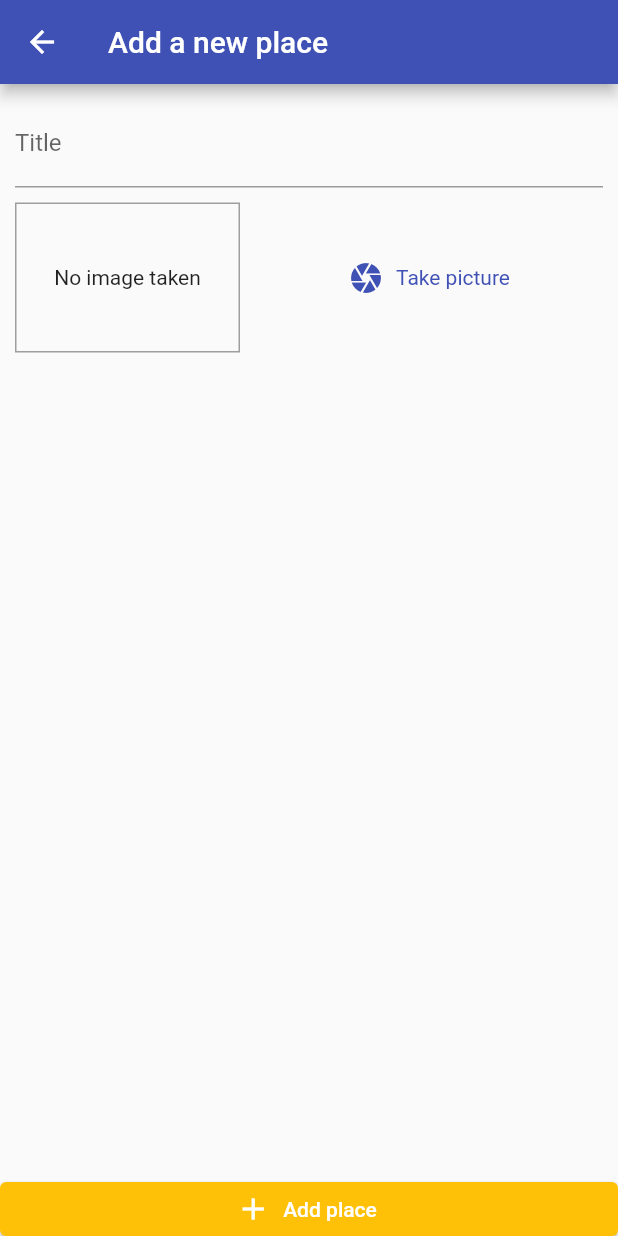
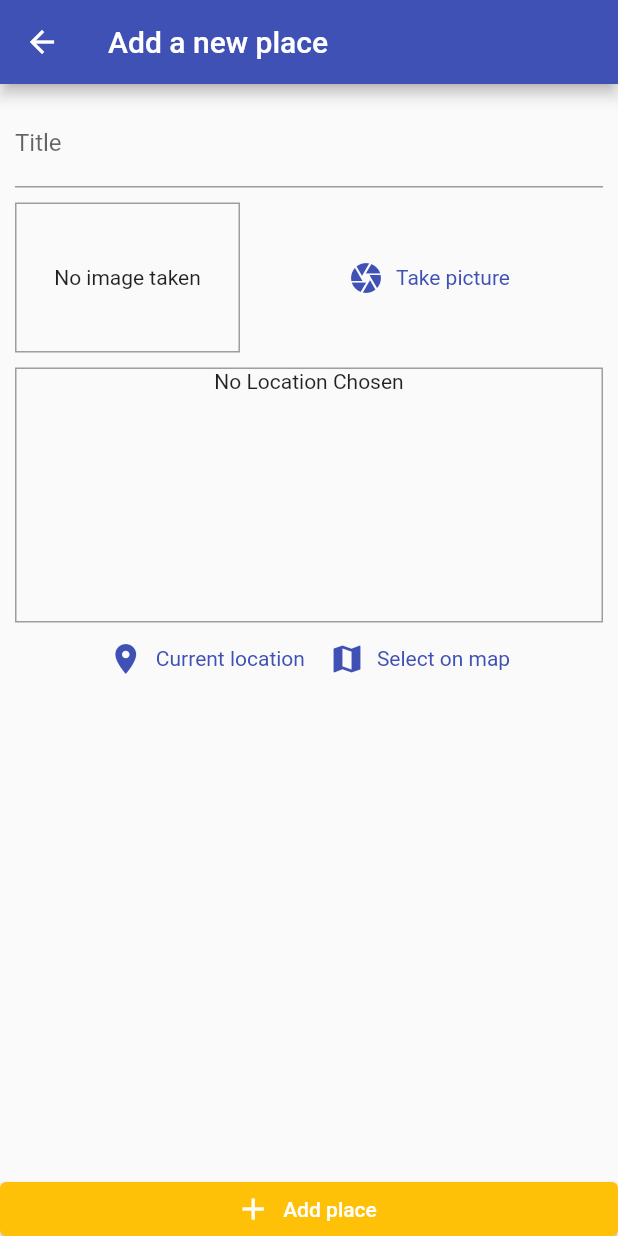
Before and after one commit to trlong357/great_places_app, a Flutter app: the AddPlaceScreen screen opened by its route, on a phone screen of 412 x 824 dp. Run offline on Flutter 3.47's test engine with Material 2 defaults, Android fonts, the phone set to English and light mode, and no system bars; our stand-ins replace google_maps_flutter, image_picker, location, sqflite; accounts and stored records are empty.

Commit message:
working with google maps

```diff
--- a/lib/helpers/db_helper.dart
+++ b/lib/helpers/db_helper.dart
@@ -8,7 +8,7 @@ class DBHelper {
       path.join(dbPath, 'places.db'),
       onCreate: ((db, version) {
         return db.execute(
-            'CREATE TABLE user_places(id TEXT PRIMARY KEY, title TEXT,image TEXT)');
+            'CREATE TABLE user_places(id TEXT PRIMARY KEY, title TEXT,image TEXT, loc_lat REAL, loc_lng REAL, address TEXT)');
       }),
       version: 1,
     );
--- /dev/null
+++ b/lib/helpers/location_helper.dart
@@ -0,0 +1,22 @@
+import 'dart:convert';
+
+import 'package:http/http.dart' as http;
+
+const GOOGLE_API_KEY = 'AIzaSyArLNIul4F9cY8n7DEAlT8gzuLFwz38SJ0';
+
+class LocationHelpder {
+  static String generateLocationPreviewImage({
+    required double latitude,
+    required double longitude,
+  }) {
+    return 'https://maps.googleapis.com/maps/api/staticmap?center=$latitude,$longitude&zoom=16&size=600x300&maptype=roadmap&markers=color:red%7Clabel:C%7C$latitude,$longitude&key=$GOOGLE_API_KEY';
+  }
+
+  static Future<String> getPlaceAddress(double lat, double lng) async {
+    final url = Uri.parse(
+      'https://maps.googleapis.com/maps/api/geocode/json?latlng=$lat,$lng&key=$GOOGLE_API_KEY',
+    );
+    final response = await http.get(url);
+    return json.decode(response.body)['results'][0]['formatted_address'];
+  }
+}
--- a/lib/models/place.dart
+++ b/lib/models/place.dart
@@ -5,7 +5,7 @@ class PlaceLocation {
   final double longitude;
   final String? address;
 
-  PlaceLocation(
+  const PlaceLocation(
       {required this.latitude, required this.longitude, this.address});
 }
 
--- a/lib/screens/add_place_screen.dart
+++ b/lib/screens/add_place_screen.dart
@@ -6,6 +6,9 @@ import 'package:provider/provider.dart';
 import '../providers/great_places.dart';
 
 import '../widgets/image_input.dart';
+import '../widgets/location_input.dart';
+
+import '../models/place.dart';
 
 class AddPlaceScreen extends StatefulWidget {
   const AddPlaceScreen({Key? key}) : super(key: key);
@@ -18,17 +21,24 @@ class AddPlaceScreen extends StatefulWidget {
 class _AddPlaceScreenState extends State<AddPlaceScreen> {
   final _titleController = TextEditingController();
   File? _pickedImage;
+  PlaceLocation? _pickedLocation;
 
   void _selectImage(File pickedImage) {
     _pickedImage = pickedImage;
   }
 
+  void _selectedPage(double lat, double lng) {
+    _pickedLocation = PlaceLocation(latitude: lat, longitude: lng);
+  }
+
   void _savePlace() {
-    if (_titleController.text.isEmpty || _pickedImage == null) {
+    if (_titleController.text.isEmpty ||
+        _pickedImage == null ||
+        _pickedLocation == null) {
       return;
     }
     Provider.of<GreatPlaces>(context, listen: false)
-        .addPlace(_titleController.text, _pickedImage!);
+        .addPlace(_titleController.text, _pickedImage!, _pickedLocation!);
     Navigator.of(context).pop();
   }
 
@@ -55,6 +65,10 @@ class _AddPlaceScreenState extends State<AddPlaceScreen> {
                       height: 10,
                     ),
                     ImageInput(_selectImage),
+                    const SizedBox(
+                      height: 10,
+                    ),
+                    LocationInput(_selectedPage),
                   ],
                 ),
               ),
--- a/lib/screens/places_list_screen.dart
+++ b/lib/screens/places_list_screen.dart
@@ -25,8 +25,8 @@ class PlacesListScreen extends StatelessWidget {
       body: FutureBuilder(
         future: Provider.of<GreatPlaces>(context, listen: false)
             .fetchAndSetPlaces(),
-        builder: (context, snapshot) =>
-            snapshot.connectionState == ConnectionState.waiting
+        builder: (context, snapshot) => snapshot.connectionState ==
+                ConnectionState.waiting
             ? const Center(
                 child: CircularProgressIndicator(),
               )
@@ -43,6 +43,8 @@ class PlacesListScreen extends StatelessWidget {
                               ),
                             ),
                             title: Text(greatPlaces.items[index].title),
+                            subtitle: Text(
+                                greatPlaces.items[index].location!.address!),
                             onTap: () {
                               //....
                             },
--- a/lib/widgets/image_input.dart
+++ b/lib/widgets/image_input.dart
@@ -28,7 +28,6 @@ class _ImageInputState extends State<ImageInput> {
       });
       final appDir = await syspaths.getApplicationDocumentsDirectory();
       final fileName = path.basename(imageFile.path);
-      print(appDir.path);
       final savedImage =
           await File(imageFile.path).copy('${appDir.path}/$fileName');
       widget.onSelectImage(savedImage);
--- /dev/null
+++ b/lib/widgets/location_input.dart
@@ -0,0 +1,116 @@
+import 'package:flutter/material.dart';
+import 'package:google_maps_flutter/google_maps_flutter.dart';
+import 'package:location/location.dart';
+
+import '../helpers/location_helper.dart';
+
+import '../screens/map_screen.dart';
+
+class LocationInput extends StatefulWidget {
+  const LocationInput(this.onSelectedPlace, {Key? key}) : super(key: key);
+
+  final Function onSelectedPlace;
+
+  @override
+  State<LocationInput> createState() => _LocationInputState();
+}
+
+class _LocationInputState extends State<LocationInput> {
+  String? _previewImageUrl;
+
+  void _showPreview(double lat, double lng) {
+    final staticMapImageUrl = LocationHelpder.generateLocationPreviewImage(
+      latitude: lat,
+      longitude: lng,
+    );
+    setState(() {
+      _previewImageUrl = staticMapImageUrl;
+    });
+  }
+
+  Future<void> _getCurrentUserLocation() async {
+    try {
+      final locationData = await Location().getLocation();
+
+      _showPreview(locationData.latitude!, locationData.longitude!);
+      widget.onSelectedPlace(
+        locationData.latitude,
+        locationData.longitude,
+      );
+    } catch (error) {
+      return;
+    }
+  }
+
+  Future<void> _selectOnMap() async {
+    final selectedLocation = await Navigator.of(context).push<LatLng>(
+      MaterialPageRoute(
+        fullscreenDialog: true,
+        builder: (context) => const MapScreen(
+          isSelecting: true,
+        ),
+      ),
+    );
+    if (selectedLocation == null) {
+      return;
+    }
+    _showPreview(selectedLocation.latitude, selectedLocation.longitude);
+    widget.onSelectedPlace(
+      selectedLocation.latitude,
+      selectedLocation.longitude,
+    );
+  }
+
+  @override
+  Widget build(BuildContext context) {
+    return Column(
+      children: [
+        Container(
+          height: 170,
+          width: double.infinity,
+          decoration: BoxDecoration(
+            border: Border.all(
+              width: 1,
+              color: Colors.grey,
+            ),
+          ),
+          child: _previewImageUrl == null
+              ? const Text(
+                  'No Location Chosen',
+                  textAlign: TextAlign.center,
+                )
+              : Image.network(
+                  _previewImageUrl!,
+                  fit: BoxFit.cover,
+                  width: double.infinity,
+                ),
+        ),
+        Row(
+          mainAxisAlignment: MainAxisAlignment.center,
+          children: [
+            TextButton.icon(
+              onPressed: _getCurrentUserLocation,
+              icon: const Icon(Icons.location_on),
+              label: const Text('Current location'),
+              style: ButtonStyle(
+                textStyle: MaterialStateProperty.all(
+                  TextStyle(color: Theme.of(context).colorScheme.primary),
+                ),
+              ),
+            ),
+            TextButton.icon(
+              onPressed: _selectOnMap,
+              icon: const Icon(Icons.map),
+              label: const Text("Select on map"),
+              style: ButtonStyle(
+                textStyle: MaterialStateProperty.all(
+                  TextStyle(color: Theme.of(context).colorScheme.primary),
+                ),
+              ),
+            ),
+          ],
+        ),
+      ],
+    );
+  }
+}
```
Also changed, not shown: lib/providers/great_places.dart (+22 -4 lines), lib/screens/map_screen.dart (added, +68 -0 lines), lib/screens/place_detail_screen.dart (+12 -0 lines), pubspec.yaml (+4 -3 lines), pubspec.lock, 5 other files. Lines whose indentation alone changed are shown as unchanged.
